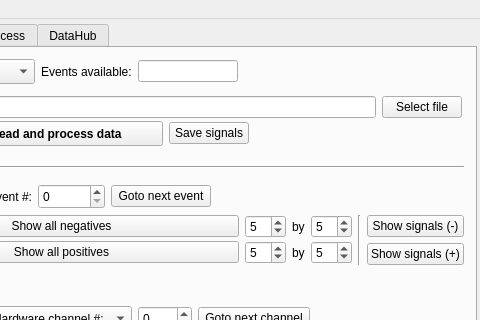
andrmor/TRB3reader, file GUI/mainwindow.ui: the form before one commit; both pictures show x 282 to 762 and y 0 to 320 of the 762 by 832 pixel window.
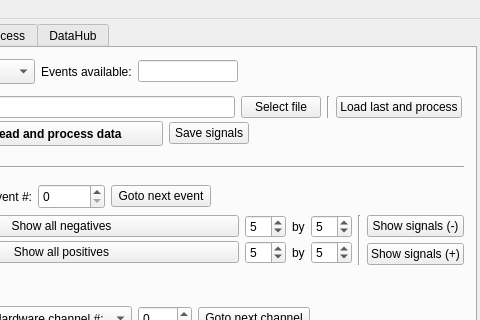
The form after the commit. The open tabs and pages were chosen to show the change.

What changed in the file:
```diff
--- a/GUI/mainwindow.ui
+++ b/GUI/mainwindow.ui
@@ -4104,6 +4104,23 @@
                </property>
               </widget>
              </item>
+             <item>
+              <widget class="Line" name="line_11">
+               <property name="orientation">
+                <enum>Qt::Vertical</enum>
+               </property>
+              </widget>
+             </item>
+             <item>
+              <widget class="QPushButton" name="pbLoadLastAndProcess">
+               <property name="toolTip">
+                <string>Load the most recent file in the data directory defined in &quot;Acquire&quot; tab and process the data</string>
+               </property>
+               <property name="text">
+                <string>Load last and process</string>
+               </property>
+              </widget>
+             </item>
             </layout>
            </item>
            <item>
```
Left out of the diff: 6 changed lines with no effect on the pictures.
